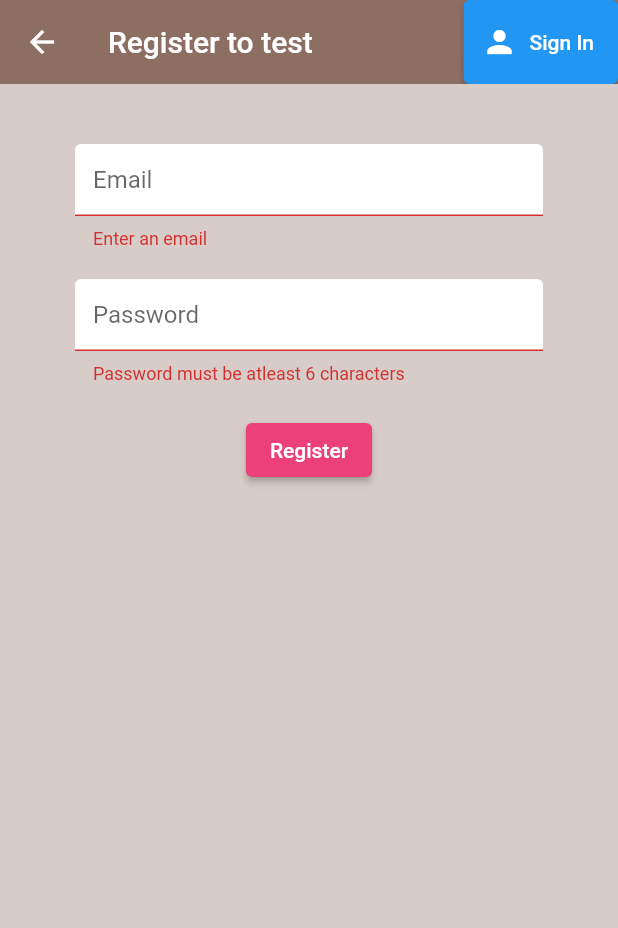
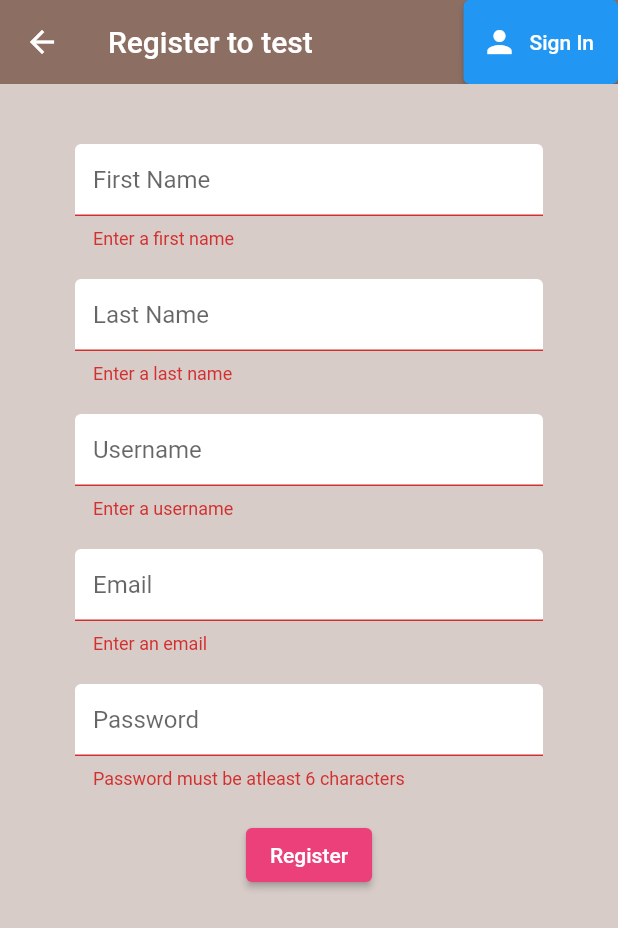
Before and after one commit to kaglet/kwiz_app, a Flutter app: the Register screen opened directly, after a tap on "Register", on a phone screen of 412 x 824 dp. Shown: the top 928 px of the screen. Run offline on Flutter 3.47's test engine with Material 2 defaults, Android fonts, the light colour scheme and no system bars; our stand-ins replace cloud_firestore, firebase_auth, firebase_core, flutter_spinkit; accounts and stored records are empty.

Commit message:
Added first name, last name, username to register UI and add functionality to add these to the database.

```diff
--- a/lib/main.dart
+++ b/lib/main.dart
@@ -36,7 +36,7 @@ Future<void> main() async {
         ),
       ),
       //Testing rebase issues, Hi Kago
-      home: Home(),
+      home: Wrapper(),
     ),
   ));
 }
--- a/lib/pages/authenticate/register.dart
+++ b/lib/pages/authenticate/register.dart
@@ -20,13 +20,9 @@ class _RegisterState extends State<Register> {
   String email = '';
   String password = '';
   String error = '';
-  UserData user = UserData(
-      uID: null,
-      firstName: 'John',
-      userName: 'John',
-      lastName: 'Doe',
-      bookmarkedQuizzes: [],
-      pastAttemptQuizzes: []);
+  String firstNameInput = '';
+  String lastNameInput = '';
+  String userNameInput = '';
 
   @override
   Widget build(BuildContext context) {
@@ -60,6 +56,36 @@ class _RegisterState extends State<Register> {
                       children: <Widget>[
                         SizedBox(height: 20.0),
                         TextFormField(
+                          decoration: textInputDecoration.copyWith(
+                              hintText: 'First Name'),
+                          validator: (val) =>
+                              val!.isEmpty ? 'Enter a first name' : null,
+                          onChanged: (val) {
+                            firstNameInput = val;
+                          },
+                        ),
+                        SizedBox(height: 20.0),
+                        TextFormField(
+                          decoration: textInputDecoration.copyWith(
+                              hintText: 'Last Name'),
+                          validator: (val) =>
+                              val!.isEmpty ? 'Enter a last name' : null,
+                          onChanged: (val) {
+                            lastNameInput = val;
+                          },
+                        ),
+                        SizedBox(height: 20.0),
+                        TextFormField(
+                          decoration: textInputDecoration.copyWith(
+                              hintText: 'Username'),
+                          validator: (val) =>
+                              val!.isEmpty ? 'Enter a username' : null,
+                          onChanged: (val) {
+                            userNameInput = val;
+                          },
+                        ),
+                        SizedBox(height: 20.0),
+                        TextFormField(
                           decoration:
                               textInputDecoration.copyWith(hintText: 'Email'),
                           validator: (val) =>
@@ -87,6 +113,14 @@ class _RegisterState extends State<Register> {
                             style: TextStyle(color: Colors.white),
                           ),
                           onPressed: () async {
+                            UserData user = UserData(
+                                uID: null,
+                                firstName: firstNameInput,
+                                userName: userNameInput,
+                                lastName: lastNameInput,
+                                bookmarkedQuizzes: [],
+                                pastAttemptQuizzes: []);
+
                             if (_formkey.currentState!.validate()) {
                               setState(() {
                                 loading = true;
```
